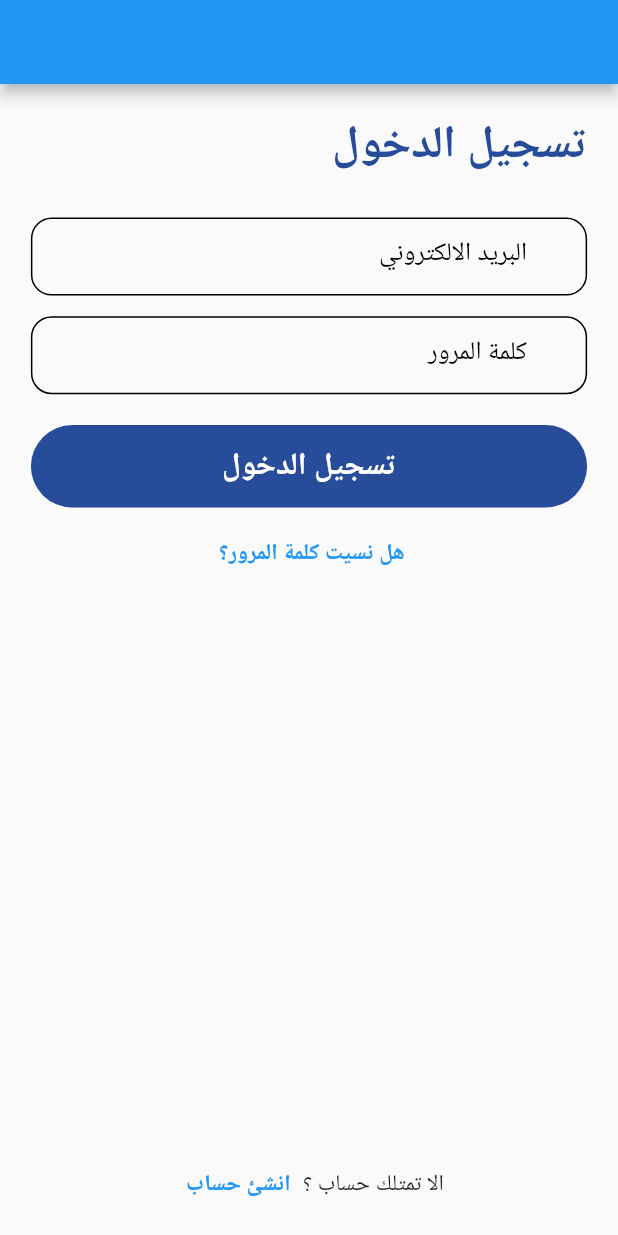
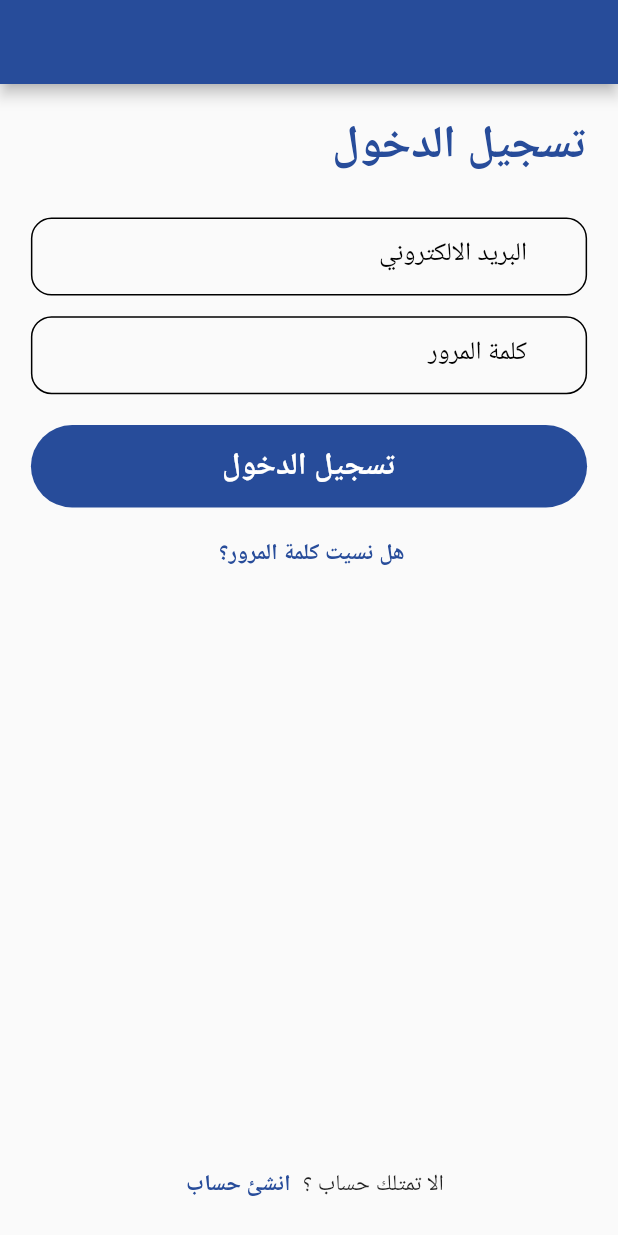
Before and after one commit to tatweer-programming/BeWell, a Flutter app: the screen it shows after launch, on a phone screen of 412 x 824 dp. Run offline on Flutter 3.47's test engine with Material 2 defaults, Android fonts, the phone set to English and light mode, and no system bars; our stand-ins replace animated_splash_screen, awesome_notifications, cloud_firestore, dartz, equatable, firebase_auth and 11 more; accounts and stored records are empty.

Commit message:
theme completed 2

```diff
--- a/lib/core/utils/theme_manager.dart
+++ b/lib/core/utils/theme_manager.dart
@@ -9,6 +9,38 @@ ThemeData getAppTheme() {
   return ThemeData (
     appBarTheme: const AppBarTheme(
       foregroundColor: Color(0xFFfffafafb),
+    ),
+    colorScheme: ColorScheme(
+      background: Color(0xFFff6882b8),
+      brightness: Brightness.light,
+      error: Color(0xFFffb00020),
+      errorContainer: Color(0xFFffb00020),
+      inversePrimary: Color(0xFFffffffff),
+      inverseSurface: Color(0xFF000000),
+      onBackground: Color(0xFF000000),
+      onError: Color(0xFFffffffff),
+      onErrorContainer: Color(0xFFffffffff),
+      onInverseSurface: Color(0xFFffffffff),
+      onPrimary: Color(0xFF000000),
+      onPrimaryContainer: Color(0xFFffffffff),
+      onSecondary: Color(0xFF000000),
+      onSecondaryContainer: Color(0xFF000000),
+      onSurface: Color(0xFF000000),
+      onSurfaceVariant: Color(0xFF000000),
+      onTertiary: Color(0xFF000000),
+      onTertiaryContainer: Color(0xFF000000),
+      outline: Color(0xFF000000),
+      outlineVariant: Color(0xFF000000),
+      primary: Color(0xFF274c9a),
+      primaryContainer: Color(0xFF6200ee),
+      secondary: Color(0xFF5db134),
+      secondaryContainer: Color(0xFF03dac6),
+      shadow: Color(0xFF000000),
+      surface: Color(0xFFFFFFFF),
+      surfaceTint: Color(0xFF6200ee),
+      surfaceVariant: Color(0xFFFFFFFF),
+      tertiary: Color(0xFF03dac6),
+      tertiaryContainer: Color(0xFF03dac6),
     ),
     applyElevationOverlayColor: false,
     brightness: Brightness.light,
@@ -79,9 +111,12 @@ ThemeData getAppTheme() {
       color: Color(0xFFfffafafb),
     ),
     indicatorColor: const Color(0xFF274c9a),
-    inputDecorationTheme: const InputDecorationTheme(/* ... */),
+    inputDecorationTheme:  InputDecorationTheme(
+        labelStyle: TextStyle(  color: ColorManager.primary ,
+        ),
+        border: OutlineInputBorder(borderRadius: BorderRadius.all(Radius.circular(10.sp)))),
     materialTapTargetSize: MaterialTapTargetSize.shrinkWrap,
-    platform: TargetPlatform.windows,
+
     primaryColor: const Color(0xFF274c9a),
     primaryColorDark: const Color(0xFF1f3d7b),
     primaryColorLight: const Color(0xFF7d94c2),
@@ -96,8 +131,6 @@ ThemeData getAppTheme() {
     textButtonTheme: TextButtonThemeData(
       style: TextButton.styleFrom(/* ... */),
     ),
-
-    typography: Typography(/* ... */),
     unselectedWidgetColor: const Color(0xFF8a0a0a0a),
     useMaterial3: false,
     visualDensity: VisualDensity.compact,
```
Also changed, not shown: pubspec.lock.
